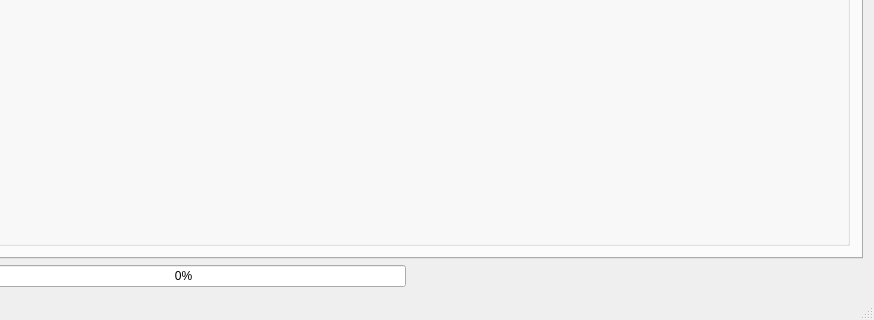
First picture: the form in src/mainwindow.ui, repository nodecast/nodecast, before the edit; both pictures show x 292 to 1166 and y 375 to 695 of the 1166 by 695 pixel window.
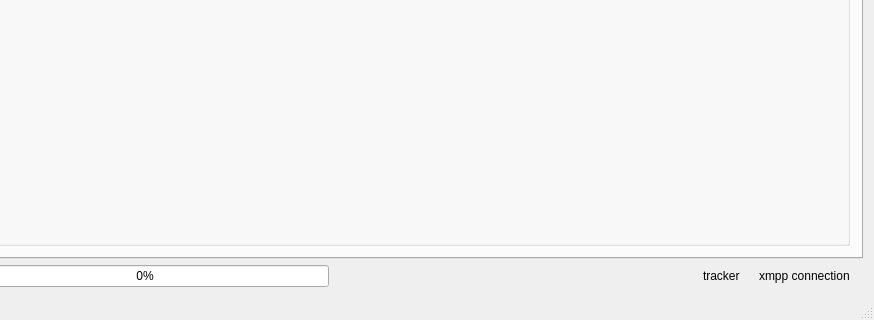
Second picture: the form after the edit. Icons and pictures are not drawn.

Commit message: improved check status on xmpp and tracker connexion

The edit to the form file:
```diff
--- a/src/mainwindow.ui
+++ b/src/mainwindow.ui
@@ -400,7 +400,31 @@
          </spacer>
         </item>
         <item>
-         <widget class="QLabel" name="label_connection">
+         <widget class="QLabel" name="label_3">
+          <property name="text">
+           <string>tracker</string>
+          </property>
+         </widget>
+        </item>
+        <item>
+         <widget class="QLabel" name="label_tracker">
+          <property name="text">
+           <string/>
+          </property>
+          <property name="pixmap">
+           <pixmap resource="icons.qrc">:/Icons/skin/disconnected.png</pixmap>
+          </property>
+         </widget>
+        </item>
+        <item>
+         <widget class="QLabel" name="label_2">
+          <property name="text">
+           <string>xmpp connection</string>
+          </property>
+         </widget>
+        </item>
+        <item>
+         <widget class="QLabel" name="label_xmpp">
           <property name="text">
            <string/>
           </property>
```
The commit also changes 8 other files.
